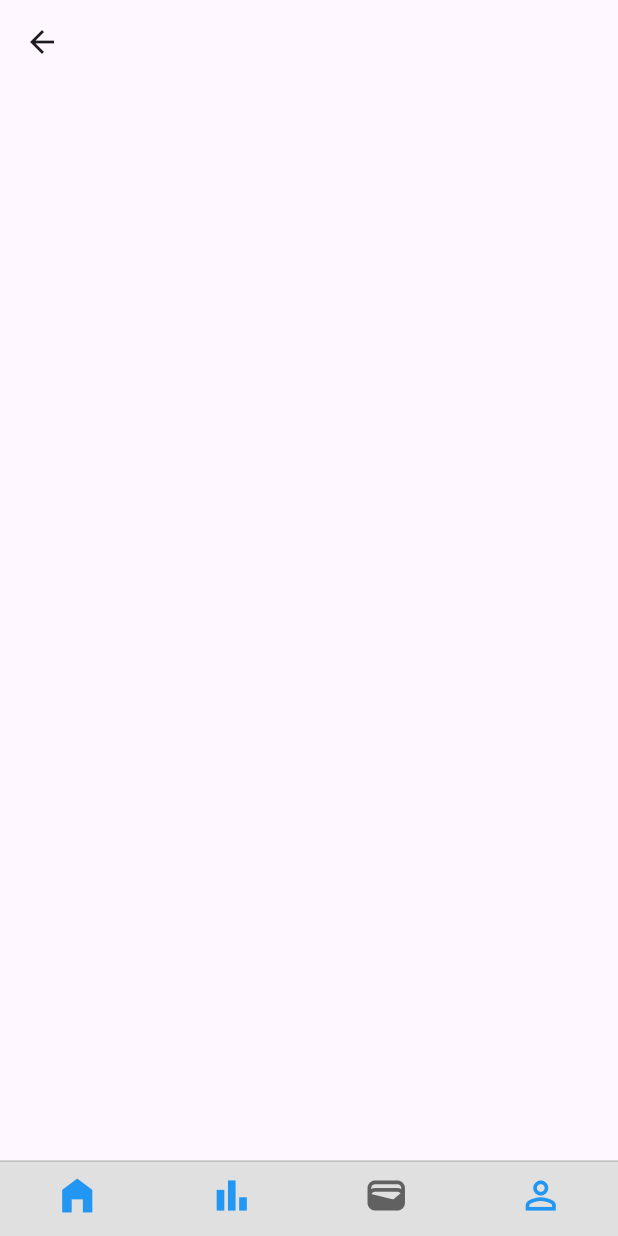
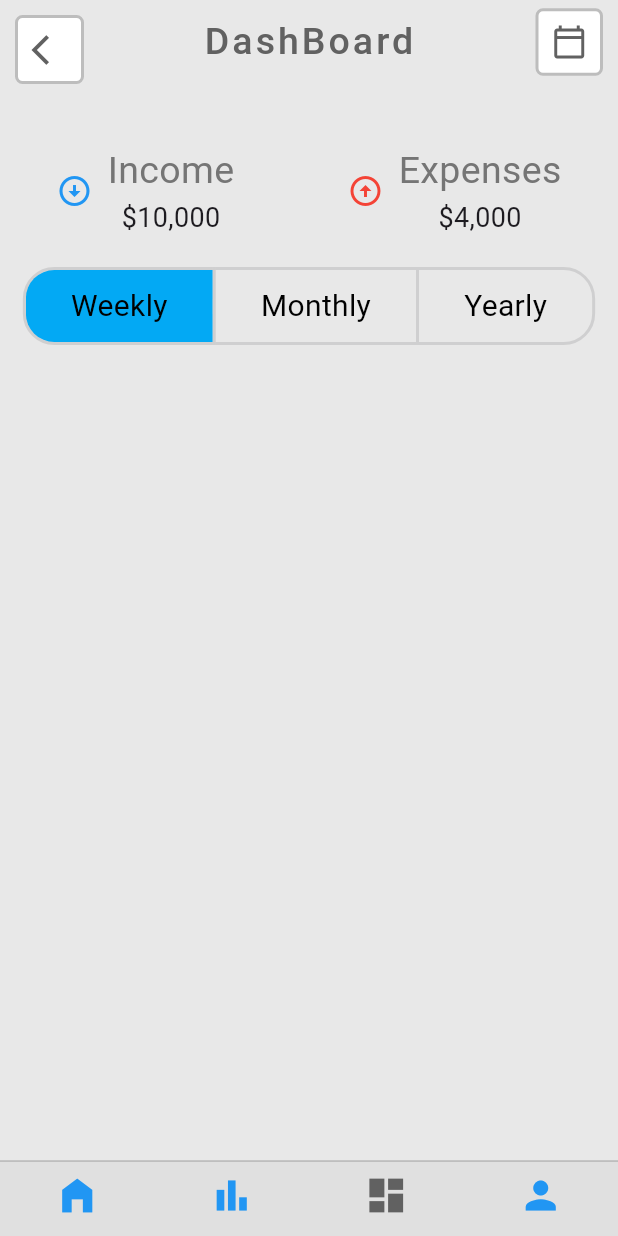
Before and after one commit to akankitkumar7/finanace_planner, a Flutter app: the HomeScreen screen opened directly, swiped to page 3, on a phone screen of 412 x 824 dp. Run offline on Flutter 3.47's test engine with Material 3 defaults, Android fonts, the phone set to English and light mode, and no system bars; our stand-ins replace pie_chart.

Commit message:
first commit

```diff
--- a/lib/screens/Main_Screen.dart
+++ b/lib/screens/Main_Screen.dart
@@ -169,7 +169,7 @@ class MainScreenState extends State<MainScreen> {
               width: double.infinity,
               decoration: const BoxDecoration(
                 borderRadius: BorderRadius.only(topLeft: Radius.circular(35),topRight: Radius.circular(35)),
-                color: Colors.white,
+                color: Color.fromRGBO(232, 232, 232, 1),
               ),
               child: Column(
                 children: [
--- a/lib/screens/home_screen.dart
+++ b/lib/screens/home_screen.dart
@@ -51,8 +51,8 @@ class _HomeScreenState extends State<HomeScreen> {
         items:  [
           BottomNavigationBarItem(icon: Icon(Icons.home_filled,color: _page==0? Colors.grey.shade700 : Colors.blue,)),
           BottomNavigationBarItem(icon: Icon(Icons.bar_chart,color: _page==1? Colors.grey.shade700 : Colors.blue,)),
-          BottomNavigationBarItem(icon: Icon(Icons.wallet_rounded,color: _page==2? Colors.grey.shade700 : Colors.blue,)),
-          BottomNavigationBarItem(icon: Icon(Icons.person_outline,color: _page==3? Colors.grey.shade700 : Colors.blue,)),
+          BottomNavigationBarItem(icon: Icon(Icons.dashboard,color: _page==2? Colors.grey.shade700 : Colors.blue,)),
+          BottomNavigationBarItem(icon: Icon(Icons.person,color: _page==3? Colors.grey.shade700 : Colors.blue,)),
         ],
         onTap: navigationTapped,
         currentIndex: _page,
--- a/lib/screens/profile.dart
+++ b/lib/screens/profile.dart
@@ -5,6 +5,7 @@ class ProfilePage extends StatelessWidget {
   @override
   Widget build(BuildContext context) {
     return Scaffold(
+      backgroundColor:const Color.fromRGBO(232, 232, 232, 1),
       appBar: AppBar(
         backgroundColor: Colors.grey.shade700,
         title: const Text(
--- a/lib/screens/statistics.dart
+++ b/lib/screens/statistics.dart
@@ -26,6 +26,7 @@ class _StatisticsPageState extends State<StatisticsPage> {
   @override
   Widget build(BuildContext context) {
     return Scaffold(
+      backgroundColor:const Color.fromRGBO(232, 232, 232, 1),
       drawer: const DrawerPage(),
       appBar: AppBar(
         backgroundColor: Colors.grey.shade700,
--- a/lib/screens/wallet.dart
+++ b/lib/screens/wallet.dart
@@ -1,12 +1,157 @@
 import 'package:flutter/material.dart';
-class WalletPage extends StatelessWidget {
-  const WalletPage({super.key});
+class DashBoardPage extends StatefulWidget {
+  const DashBoardPage({super.key});
+
+  @override
+  State<DashBoardPage> createState() => _DashBoardPageState();
+}
+
+class _DashBoardPageState extends State<DashBoardPage> {
+  List<bool> isSelected = [true,false,false];
 
   @override
   Widget build(BuildContext context) {
     return Scaffold(
+      backgroundColor: const Color.fromRGBO(232, 232, 232, 1),
       appBar: AppBar(
+        title: Text(
+            "DashBoard",
+          style: TextStyle(
+            color: Colors.grey.shade700,
+            fontSize: 25,
+            fontWeight: FontWeight.w500,
+            letterSpacing: 2
+          ),
+        ),
+        centerTitle: true,
+        backgroundColor: const Color.fromRGBO(232, 232, 232, 1),
+        leading: Padding(
+          padding: const EdgeInsets.only(left: 10.0,top: 10),
+          child: Container(
+            height: 38,
+              width: 38,
+              decoration: BoxDecoration(
+                color: Colors.white,
+                borderRadius: BorderRadius.circular(5),
+                  border: Border.all(color: Colors.grey.shade400,width: 2)
+              ),
+              child: Icon(Icons.arrow_back_ios,color: Colors.grey.shade700,)),
+        ),
+        actions: [
+          Padding(
+            padding: const EdgeInsets.only(right: 10.0),
+            child: Container(
+                height: 45,
+                width: 45,
+                decoration: BoxDecoration(
+                    color: Colors.white,
+                    borderRadius: BorderRadius.circular(5),
+                  border: Border.all(color: Colors.grey.shade400,width: 2),
+                ),
+                child: Icon(Icons.calendar_today_outlined,color: Colors.grey.shade700,)),
+          ),
+        ],
+      ),
+      body: Column(
+        children: [
+          const SizedBox(height: 40),
+          Row(
+            mainAxisAlignment: MainAxisAlignment.spaceAround,
+            children: [
+              Row(
+                children: [
+                  const Icon(Icons.arrow_circle_down_outlined,color: Colors.blue,),
+                  const SizedBox(width: 10,),
+                  Column(
+                    children: [
+                      Text(
+                          "Income",
+                        style: TextStyle(
+                          fontSize: 25,
+                          color: Colors.grey.shade600,
 
+                        ),
+                      ),
+                       const Text(
+                          '\$10,000',
+                        style: TextStyle(
+                          fontSize: 18,
+                        ),
+                      )
+                    ],
+                  )
+                ],
+              ),
+               Row(
+                children: [
+                  const Icon(Icons.arrow_circle_up_outlined,color: Colors.red,),
+                  const SizedBox(width: 10,),
+                  Column(
+                    children: [
+                      Text("Expenses", style: TextStyle(
+                        fontSize: 25,
+                        color: Colors.grey.shade600,
+
+                      ),),
+                      const Text('\$4,000', style: TextStyle(
+                        fontSize: 18,
+                      ),)
+                    ],
+                  )
+                ],
+              ),
+            ],
+          ),
+          const SizedBox(height: 20,),
+          ToggleButtons(
+            borderWidth: 2,
+            splashColor: Colors.pink.shade400,
+            fillColor: Colors.lightBlue,
+            selectedColor: Colors.white,
+            borderRadius: BorderRadius.circular(20),
+              isSelected: isSelected,
+              children: const <Widget> [
+                Padding(
+                  padding: EdgeInsets.symmetric(horizontal: 30.0),
+                  child: Text(
+                      "Weekly",
+                    style: TextStyle(
+                      fontSize: 20,
+                      color: Colors.black
+                    ),
+                  ),
+                ),
+                Padding(
+                  padding: EdgeInsets.symmetric(horizontal: 30.0),
+                  child: Text("Monthly",
+                    style: TextStyle(
+                      fontSize: 20,
+                      color: Colors.black
+                  ),),
+                ),
+                Padding(
+                  padding: EdgeInsets.symmetric(horizontal: 30.0),
+                  child: Text("Yearly",
+                    style: TextStyle(
+                        fontSize: 20,
+                        color: Colors.black
+                    ),
+                  ),
+                ),
+              ],
+            onPressed: (int newIndex){
+              setState(() {
+                for(int index = 0; index < isSelected.length; index++){
+                  if(index == newIndex){
+                    isSelected[index] = true;
+                  }else{
+                    isSelected[index] = false;
+                  }
+                }
+              });
+            },
+          ),
+        ],
       ),
     );
   }
--- a/lib/utils/global_variable.dart
+++ b/lib/utils/global_variable.dart
@@ -6,6 +6,6 @@ import 'package:flutter/material.dart';
 List<Widget> homeScreenItems = [
   const MainScreen(),
   const  StatisticsPage(),
-  const WalletPage(),
+  const DashBoardPage(),
   const ProfilePage(),
 ];
```
